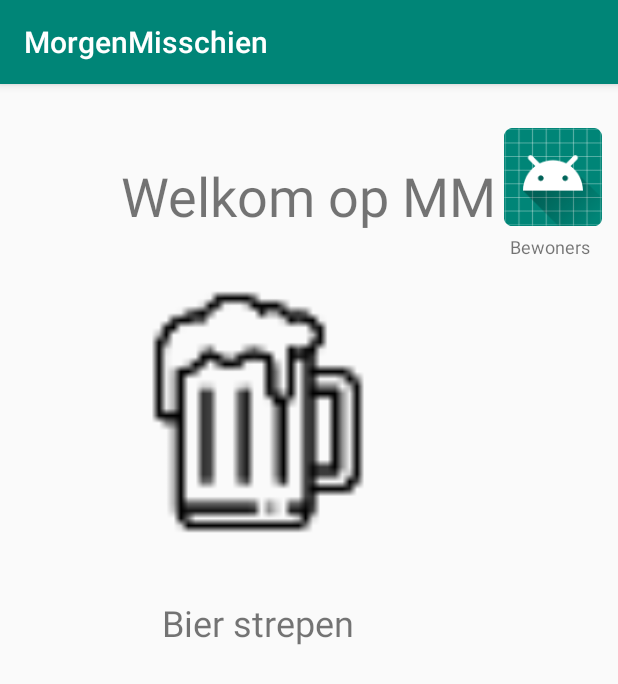
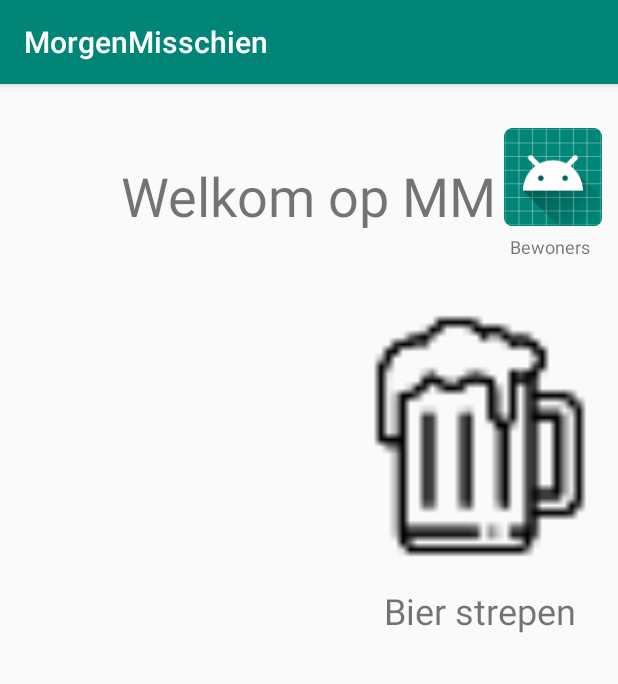
Before and after one commit to SquadHenri/Bierlijst, an Android app: the screen it shows after launch (MainActivity), on a phone screen of 412 x 824 dp. Shown: the top 684 px of the screen. Run offline under Robolectric (Android 15) with nearby library versions, the phone set to English and light mode, and no system bars; our stand-ins replace Room's generated code, RxJava.

Commit message:
Version 1.0 finished

```diff
--- a/app/src/main/res/layout/activity_main.xml
+++ b/app/src/main/res/layout/activity_main.xml
@@ -23,13 +23,15 @@
         android:id="@+id/bierlijstBtn"
         android:layout_width="200dp"
         android:layout_height="200dp"
-        android:layout_marginStart="72dp"
-        android:layout_marginTop="20dp"
+        android:layout_marginStart="220dp"
+        android:layout_marginTop="36dp"
         android:backgroundTint="#00FFFFFF"
         android:onClick="startBierlijst"
         android:scaleType="fitCenter"
         android:src="@drawable/ic_beer"
         android:tint="#000000"
+        app:layout_constraintEnd_toEndOf="parent"
+        app:layout_constraintHorizontal_bias="0.0"
         app:layout_constraintStart_toStartOf="parent"
         app:layout_constraintTop_toBottomOf="@+id/titleBierlijst" />
 
@@ -37,36 +39,33 @@
         android:id="@+id/bierText"
         android:layout_width="wrap_content"
         android:layout_height="wrap_content"
-        android:layout_marginStart="108dp"
-        android:layout_marginTop="24dp"
         android:text="Bier strepen"
         android:textSize="24sp"
-        app:layout_constraintStart_toStartOf="parent"
-        app:layout_constraintTop_toBottomOf="@+id/statistiekenBtn" />
+        app:layout_constraintEnd_toEndOf="@+id/bierlijstBtn"
+        app:layout_constraintStart_toStartOf="@+id/bierlijstBtn"
+        app:layout_constraintTop_toBottomOf="@+id/bierlijstBtn" />
 
     <ImageButton
         android:id="@+id/statistiekenBtn"
         android:layout_width="200dp"
         android:layout_height="200dp"
-        android:layout_marginStart="108dp"
-        android:layout_marginTop="20dp"
         android:backgroundTint="#00FFFFFF"
         android:onClick="startStatistieken"
         android:scaleType="centerCrop"
         android:tint="#00FFFFFF"
+        app:layout_constraintEnd_toEndOf="parent"
         app:layout_constraintStart_toEndOf="@+id/bierlijstBtn"
-        app:layout_constraintTop_toBottomOf="@+id/titleBierlijst"
+        app:layout_constraintTop_toTopOf="@+id/bierlijstBtn"
         app:srcCompat="@mipmap/ic_graph" />
 
     <TextView
         android:id="@+id/statistiekenText"
         android:layout_width="wrap_content"
         android:layout_height="wrap_content"
-        android:layout_marginStart="184dp"
-        android:layout_marginTop="24dp"
         android:text="Statistieken"
         android:textSize="24sp"
-        app:layout_constraintStart_toEndOf="@+id/bierText"
+        app:layout_constraintEnd_toEndOf="@+id/statistiekenBtn"
+        app:layout_constraintStart_toStartOf="@+id/statistiekenBtn"
         app:layout_constraintTop_toBottomOf="@+id/statistiekenBtn" />
 
     <ImageButton
```
Also changed, not shown: app/src/main/java/com/example/myfirstapp/EditBewoners.java (+8 -0 lines), app/src/main/res/layout/activity_bierlijst.xml (+6 -6 lines).
